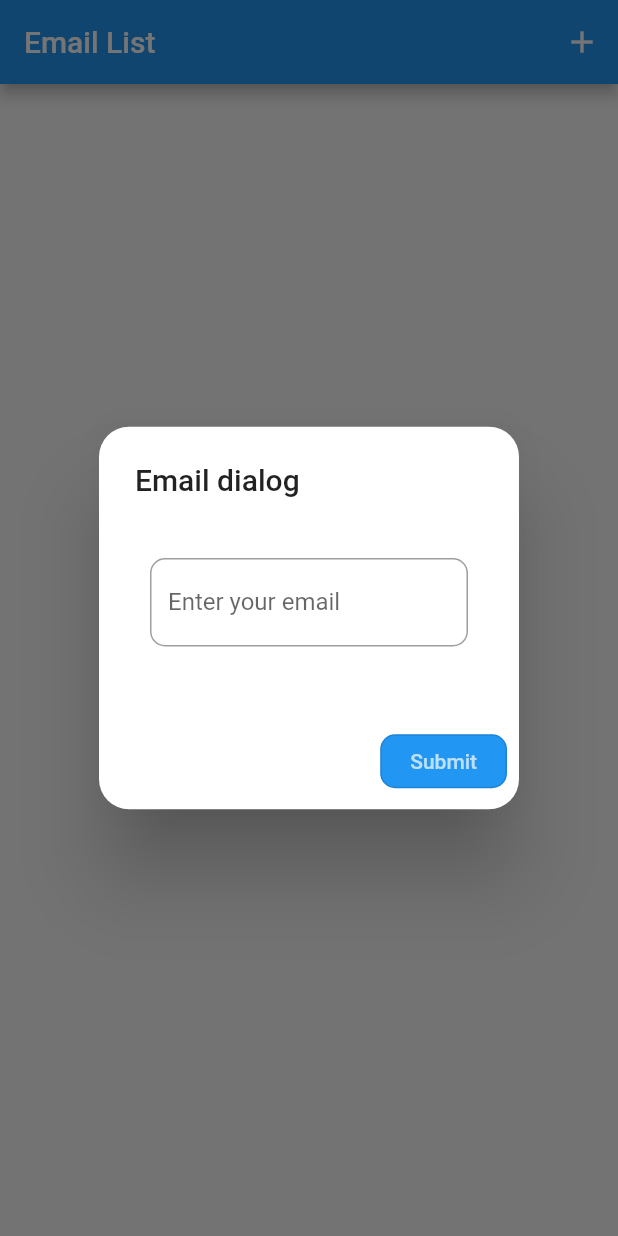
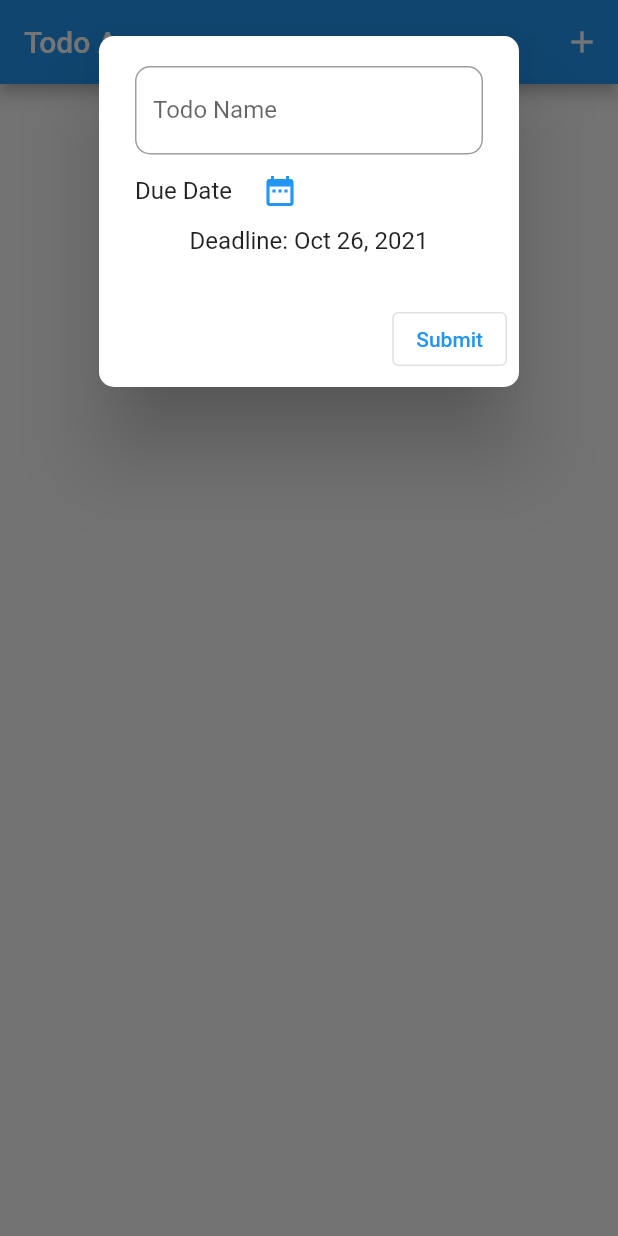
Before and after one commit to dinhKhoi-noob/FlutterTodoAppDemo, a Flutter app: the screen it shows after launch, after a tap on the "add" icon, on a phone screen of 412 x 824 dp. Run offline on Flutter 3.47's test engine with Material 2 defaults, Android fonts, the phone set to English and light mode, and no system bars.

Commit message:
Building todo app UI

```diff
--- a/lib/main.dart
+++ b/lib/main.dart
@@ -1,10 +1,13 @@
 import 'package:flutter/material.dart';
-import './basic_layout_example.dart';
+import './todo_app.dart';
+//import './basic_layout_example.dart';
 // import './external_library_example.dart';
 // import './stateful_widget_example.dart';
 
 // ignore: prefer_const_constructors
 void main() {
   final _globalMessengerKey = GlobalKey<ScaffoldMessengerState>();
-  return runApp(MaterialApp(home: const BasicLayoutExample(),scaffoldMessengerKey: _globalMessengerKey));
+  return runApp(MaterialApp(
+      home: const TodoApp(),
+      scaffoldMessengerKey: _globalMessengerKey));
 }
--- a/lib/models/todo.dart
+++ b/lib/models/todo.dart
@@ -3,8 +3,8 @@ class Todo {
   String? id;
   int? priority;
   String? description;
-  DateTime? dueDate;
-  Todo({this.id, this.name, this.priority, this.description, this.dueDate});
+  DateTime dueDate = DateTime.now();
+  Todo({this.id, this.name, this.priority, this.description, dueDate});
   factory Todo.fromJson(Map<String, dynamic> json) {
     return Todo(
       id: json['id'],
--- /dev/null
+++ b/lib/todo_app.dart
@@ -0,0 +1,96 @@
+import 'package:demo/models/todo.dart';
+import 'package:flutter/cupertino.dart';
+import 'package:flutter/material.dart';
+import 'package:intl/intl.dart';
+
+class TodoApp extends StatefulWidget {
+  const TodoApp({Key? key}) : super(key: key);
+  @override
+  State<StatefulWidget> createState() => _TodoApp();
+}
+
+class _TodoApp extends State<TodoApp> {
+  bool _checker = true;
+  Todo _todo = Todo(
+      description: "", id: "", name: "", priority: 1, dueDate: DateTime.now());
+
+  final List<Todo> _todos = <Todo>[];
+  final _todoInputNameController = TextEditingController();
+  final _todoInputDateController = TextEditingController();
+  DateTime initialDate = DateTime.now();
+  DateTime _datePicked = DateTime.now();
+  Future<void> _openDatePickerDialog(BuildContext context) async {
+    _datePicked = (await showDatePicker(
+        context: context,
+        initialDate: initialDate,
+        firstDate: DateTime(2015),
+        lastDate: DateTime(2025)))!;
+    if (_datePicked != initialDate) {
+      setState(() {
+        _todo.dueDate = _datePicked;
+      });
+    }
+  }
+
+  Future<void> _openTodoAppModal(BuildContext context) async {
+    return await showDialog(
+      context: context,
+      builder: (BuildContext context) {
+        return SingleChildScrollView(
+          child: AlertDialog(
+            shape: const RoundedRectangleBorder(
+                borderRadius: BorderRadius.all(Radius.circular(10))),
+            content: Center(
+              child: Column(
+                children: <Widget>[
+                  TextField(
+                    controller: _todoInputNameController,
+                    onChanged: (text) {},
+                    decoration: const InputDecoration(
+                        label: Text("Todo Name"),
+                        border: OutlineInputBorder(
+                            borderRadius:
+                                BorderRadius.all(Radius.circular(10)))),
+                  ),
+                  Row(
+                    children: <Widget>[
+                      const Text("Due Date"),
+                      TextButton(
+                          onPressed: () async {
+                            await _openDatePickerDialog(context);
+                          },
+                          child: const Icon(Icons.date_range))
+                    ],
+                  ),
+                  Text("Deadline: ${DateFormat.yMMMd().format(_todo.dueDate)}")
+                ],
+              ),
+            ),
+            actions: <Widget>[
+              OutlinedButton(
+                onPressed: () {},
+                child: const Text("Submit"),
+              )
+            ],
+          ),
+        );
+      },
+    );
+  }
+
+  @override
+  Widget build(BuildContext context) {
+    return Scaffold(
+      appBar: AppBar(
+        title: const Text("Todo App"),
+        actions: <Widget>[
+          IconButton(
+              onPressed: () async {
+                await _openTodoAppModal(context);
+              },
+              icon: const Icon(Icons.add))
+        ],
+      ),
+    );
+  }
+}
```
Also changed, not shown: lib/basic_layout_example.dart (line endings or trailing spaces), package-lock.json (added), 4 other files.
